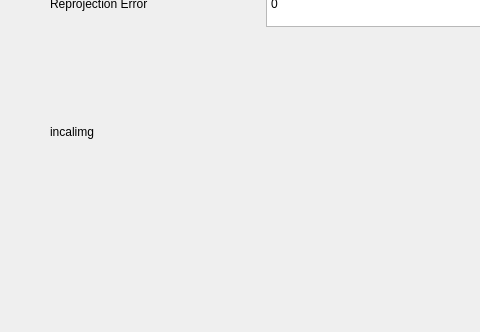
First picture: the form in ui/intrinsic_param.ui, repository owo458/TempProject, before the edit; both pictures show x 0 to 480 and y 264 to 596 of the 892 by 596 pixel window.
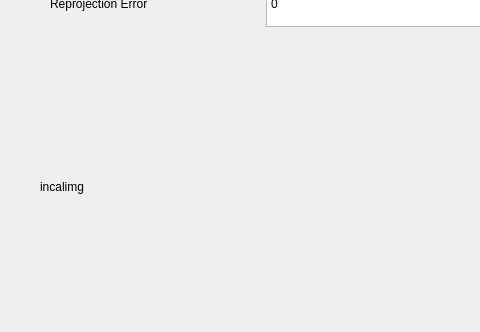
Second picture: the form after the edit.

What changed in the file:
```diff
--- a/ui/intrinsic_param.ui
+++ b/ui/intrinsic_param.ui
@@ -189,10 +189,10 @@
   <widget class="QLabel" name="Label_inCalImg">
    <property name="geometry">
     <rect>
-     <x>50</x>
-     <y>320</y>
+     <x>40</x>
+     <y>330</y>
      <width>801</width>
-     <height>151</height>
+     <height>241</height>
     </rect>
    </property>
    <property name="text">
```
